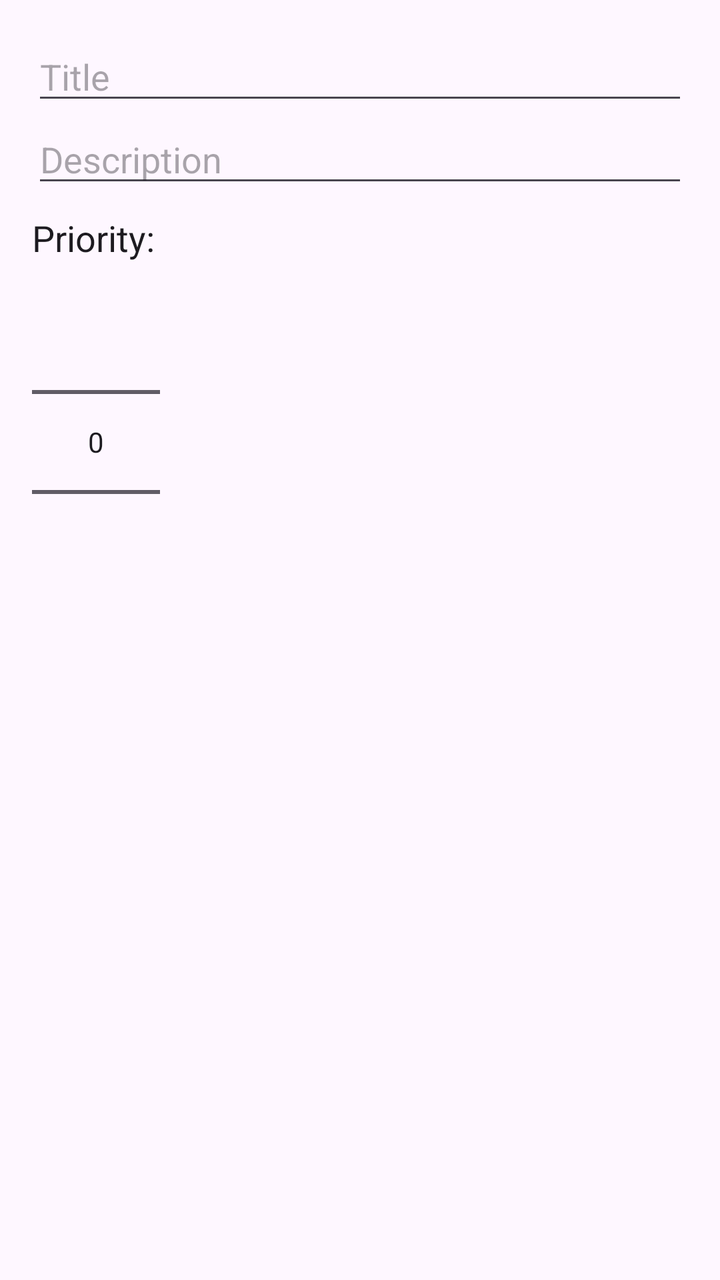
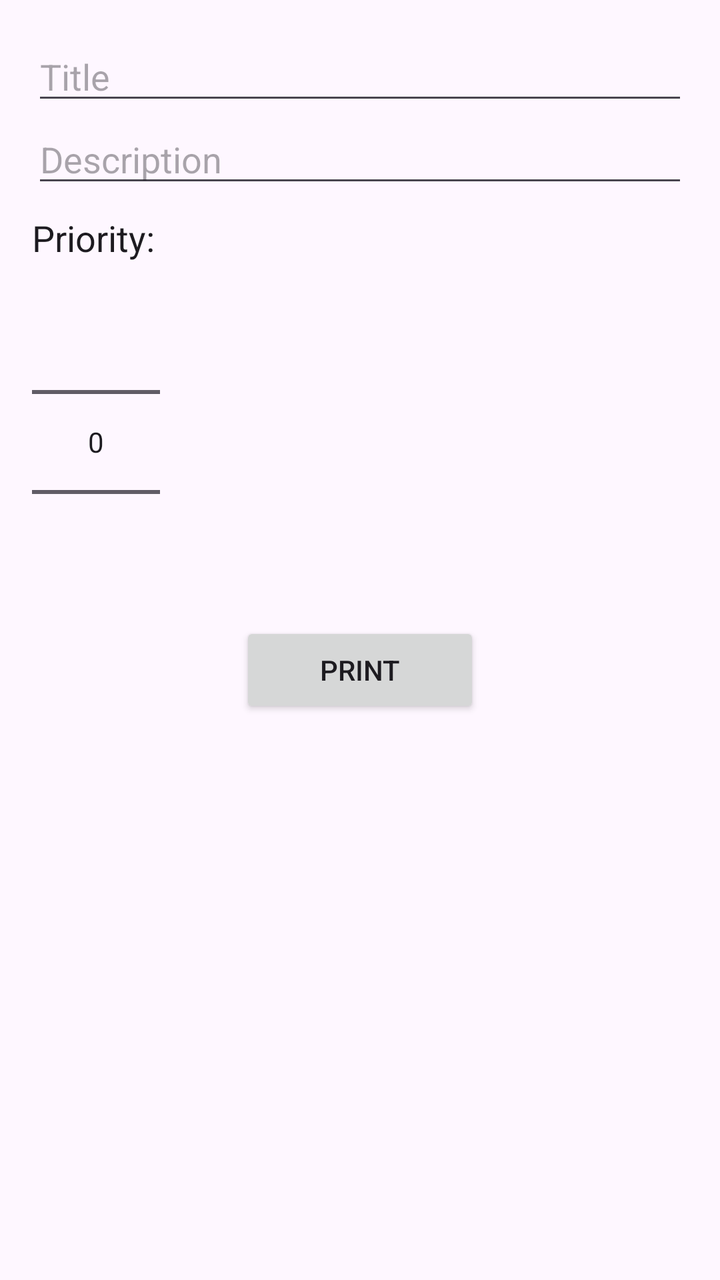

Compare the two renders of this Android layout. The source of the first and the diff that turns it into the second are given below.
<!-- AndroidManifest.xml: application theme Theme.NoteApp -->
<!-- res/layout/activity_add_note.xml -->
<?xml version="1.0" encoding="utf-8"?>
<LinearLayout xmlns:android="http://schemas.android.com/apk/res/android"
    xmlns:app="http://schemas.android.com/apk/res-auto"
    xmlns:tools="http://schemas.android.com/tools"
    android:layout_width="match_parent"
    android:layout_height="match_parent"
    android:layout_marginTop="36dp"
    android:orientation="vertical"
    android:padding="16dp"
    tools:context=".AddEditNoteActivity">

    <EditText
        android:id="@+id/edit_text_title"
        android:layout_width="match_parent"
        android:layout_height="wrap_content"
        android:hint="Title"
        android:inputType="text" />

    <EditText
        android:id="@+id/edit_text_description"
        android:layout_width="match_parent"
        android:layout_height="wrap_content"
        android:hint="Description"
        android:inputType="textMultiLine" />

    <TextView
        android:layout_width="wrap_content"
        android:layout_height="wrap_content"
        android:layout_marginTop="8dp"
        android:text="Priority:"
        android:textAppearance="@android:style/TextAppearance.Medium" />

    <NumberPicker
        android:id="@+id/number_picker_priority"
        android:layout_width="wrap_content"
        android:layout_height="wrap_content" />

</LinearLayout>
<!-- resources referenced by this layout -->
<resources>
  <style name="Theme.NoteApp" parent="Base.Theme.NoteApp" />
  <style name="Base.Theme.NoteApp" parent="Theme.Material3.DayNight.NoActionBar">
          
          
      </style>
</resources>

<!-- the commit's change to res/layout/activity_add_note.xml (unified diff, before → after) -->
@@ -1,6 +1,5 @@
 <?xml version="1.0" encoding="utf-8"?>
 <LinearLayout xmlns:android="http://schemas.android.com/apk/res/android"
-    xmlns:app="http://schemas.android.com/apk/res-auto"
     xmlns:tools="http://schemas.android.com/tools"
     android:layout_width="match_parent"
     android:layout_height="match_parent"
@@ -35,4 +34,11 @@
         android:layout_width="wrap_content"
         android:layout_height="wrap_content" />
 
+    <Button
+        android:id="@+id/print"
+        android:layout_width="120dp"
+        android:layout_height="wrap_content"
+        android:layout_gravity="center"
+        android:text="print" />
+
 </LinearLayout>
